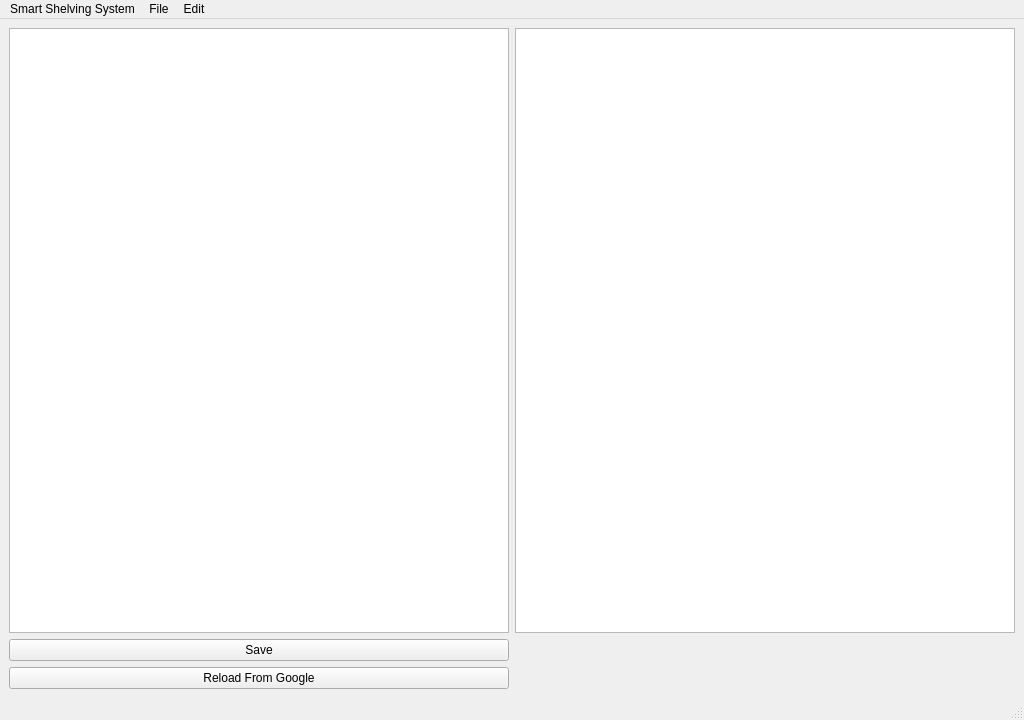
First picture: the form in management/src/Smart_Shelving_System.ui, repository nicoshinozaki/Smart-Shelving-System, before the edit.
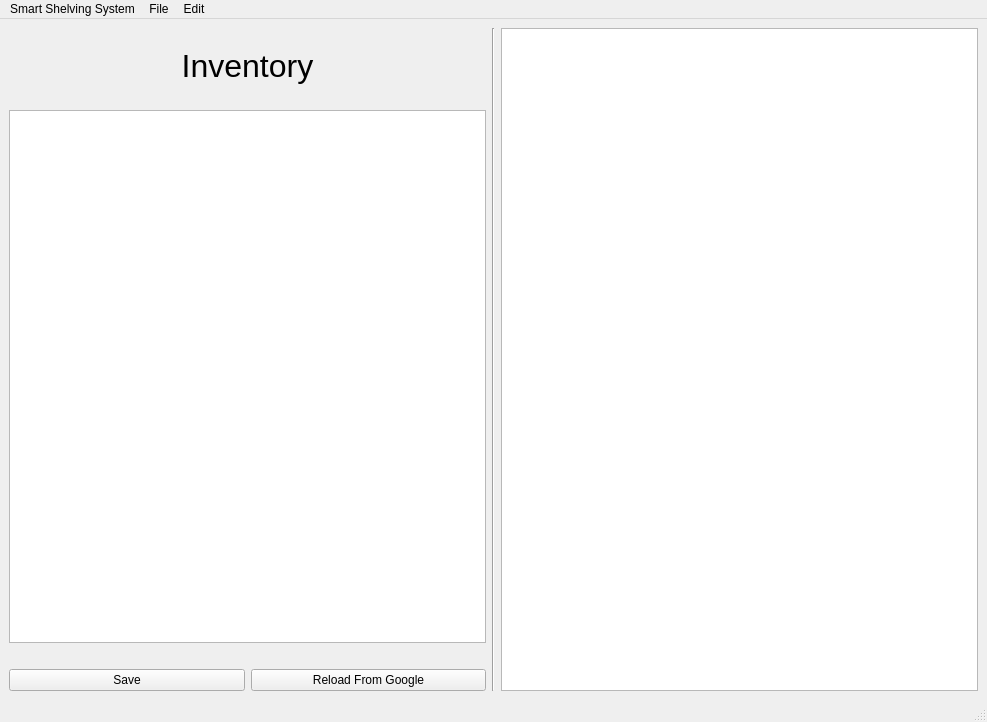
Second picture: the form after the edit. Icons and pictures are not drawn.

Commit message: added status, improved layout

```diff
--- a/management/src/Smart_Shelving_System.ui
+++ b/management/src/Smart_Shelving_System.ui
@@ -6,42 +6,119 @@
    <rect>
     <x>0</x>
     <y>0</y>
-    <width>1024</width>
-    <height>720</height>
+    <width>987</width>
+    <height>722</height>
    </rect>
   </property>
   <property name="windowTitle">
    <string>MainWindow</string>
   </property>
   <widget class="QWidget" name="centralwidget">
-   <layout class="QGridLayout" name="gridLayout">
-    <item row="1" column="0">
-     <widget class="QPushButton" name="saveButton">
-      <property name="text">
-       <string>Save</string>
+   <layout class="QHBoxLayout" name="horizontalLayout_2">
+    <item>
+     <layout class="QVBoxLayout" name="verticalLayout_2">
+      <item>
+       <layout class="QVBoxLayout" name="verticalLayout">
+        <item>
+         <spacer name="horizontalSpacer_2">
+          <property name="orientation">
+           <enum>Qt::Orientation::Horizontal</enum>
+          </property>
+          <property name="sizeHint" stdset="0">
+           <size>
+            <width>40</width>
+            <height>20</height>
+           </size>
+          </property>
+         </spacer>
+        </item>
+        <item>
+         <widget class="QLabel" name="label">
+          <property name="font">
+           <font>
+            <family>Helvetica</family>
+            <pointsize>24</pointsize>
+           </font>
+          </property>
+          <property name="text">
+           <string>Inventory</string>
+          </property>
+          <property name="alignment">
+           <set>Qt::AlignmentFlag::AlignCenter</set>
+          </property>
+          <property name="margin">
+           <number>0</number>
+          </property>
+         </widget>
+        </item>
+        <item>
+         <spacer name="horizontalSpacer_3">
+          <property name="orientation">
+           <enum>Qt::Orientation::Horizontal</enum>
+          </property>
+          <property name="sizeHint" stdset="0">
+           <size>
+            <width>40</width>
+            <height>20</height>
+           </size>
+          </property>
+         </spacer>
+        </item>
+        <item>
+         <widget class="QTableWidget" name="tableWidget">
+          <property name="sizePolicy">
+           <sizepolicy hsizetype="Expanding" vsizetype="Expanding">
+            <horstretch>0</horstretch>
+            <verstretch>0</verstretch>
+           </sizepolicy>
+          </property>
+         </widget>
+        </item>
+       </layout>
+      </item>
+      <item>
+       <spacer name="horizontalSpacer">
+        <property name="orientation">
+         <enum>Qt::Orientation::Horizontal</enum>
+        </property>
+        <property name="sizeHint" stdset="0">
+         <size>
+          <width>40</width>
+          <height>20</height>
+         </size>
+        </property>
+       </spacer>
+      </item>
+      <item>
+       <layout class="QHBoxLayout" name="horizontalLayout">
+        <item>
+         <widget class="QPushButton" name="saveButton">
+          <property name="text">
+           <string>Save</string>
+          </property>
+         </widget>
+        </item>
+        <item>
+         <widget class="QPushButton" name="reloadButton">
+          <property name="text">
+           <string>Reload From Google</string>
+          </property>
+         </widget>
+        </item>
+       </layout>
+      </item>
+     </layout>
+    </item>
+    <item>
+     <widget class="Line" name="line">
+      <property name="orientation">
+       <enum>Qt::Orientation::Vertical</enum>
       </property>
      </widget>
     </item>
-    <item row="0" column="1">
+    <item>
      <widget class="QTableWidget" name="tableWidget_2"/>
     </item>
-    <item row="3" column="0">
-     <widget class="QPushButton" name="reloadButton">
-      <property name="text">
-       <string>Reload From Google</string>
-      </property>
-     </widget>
-    </item>
-    <item row="0" column="0">
-     <widget class="QTableWidget" name="tableWidget">
-      <property name="sizePolicy">
-       <sizepolicy hsizetype="Expanding" vsizetype="Expanding">
-        <horstretch>0</horstretch>
-        <verstretch>0</verstretch>
-       </sizepolicy>
-      </property>
-     </widget>
-    </item>
    </layout>
   </widget>
   <widget class="QMenuBar" name="menubar">
@@ -49,7 +126,7 @@
     <rect>
      <x>0</x>
      <y>0</y>
-     <width>1024</width>
+     <width>987</width>
      <height>24</height>
     </rect>
    </property>
```
Left out of the diff: 3 changed lines with no effect on the pictures. The commit also changes 1 other file.
